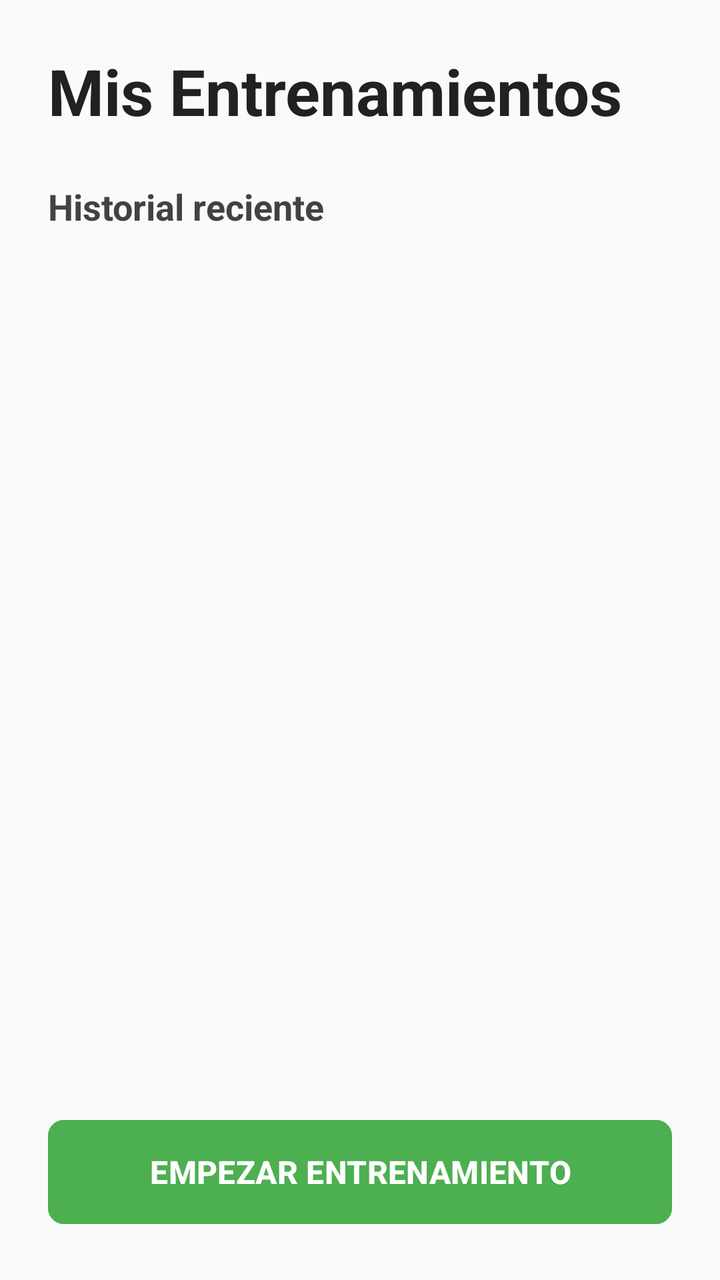
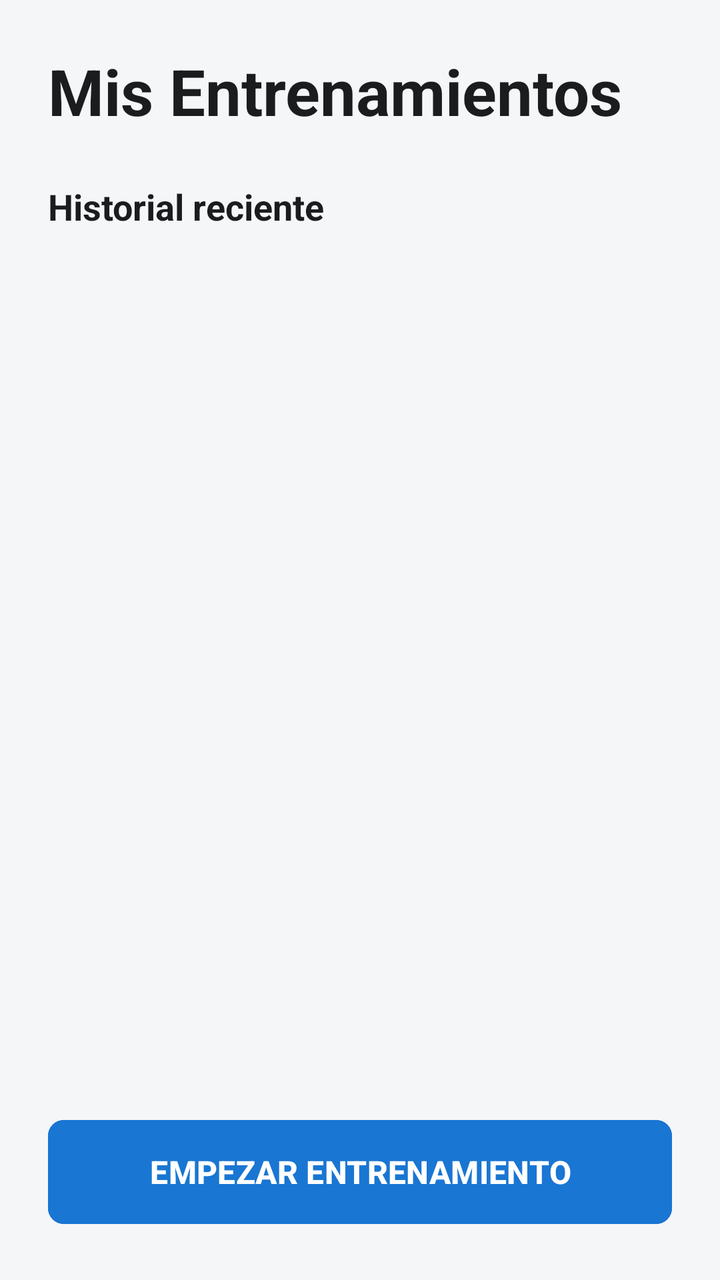

Two renders of the same Android screen: before a commit and after it. Below are the layout's source before the change and the commit's diff.
<!-- AndroidManifest.xml: application theme Theme.Aplicacion -->
<!-- res/layout/activity_historial_entrenamientos.xml -->
<?xml version="1.0" encoding="UTF-8" ?>
<LinearLayout xmlns:android="http://schemas.android.com/apk/res/android"
    xmlns:app="http://schemas.android.com/apk/res-auto"
    android:layout_width="match_parent"
    android:layout_height="match_parent"
    android:orientation="vertical"
    android:padding="24dp"
    android:background="#FAFAFA">

    
    <TextView
        android:layout_width="match_parent"
        android:layout_height="wrap_content"
        android:text="Mis Entrenamientos"
        android:textStyle="bold"
        android:textSize="32sp"
        android:textColor="#212121"
        android:layout_marginBottom="24dp"/>

    
    <TextView
        android:layout_width="wrap_content"
        android:layout_height="wrap_content"
        android:text="Historial reciente"
        android:textSize="18sp"
        android:textStyle="bold"
        android:textColor="#424242"
        android:layout_marginBottom="12dp"/>

    
    <ProgressBar
        android:layout_width="wrap_content"
        android:layout_height="wrap_content"
        android:id="@+id/progressBarHistorial"
        android:layout_gravity="center"
        android:visibility="gone"/>

    
    <TextView
        android:id="@+id/tvEmptyStateHistorial"
        android:layout_width="match_parent"
        android:layout_height="wrap_content"
        android:text="Aún no tienes entrenamientos registrados.\n¡Empieza uno hoy mismo!"
        android:textAlignment="center"
        android:textColor="#757575"
        android:textStyle="italic"
        android:visibility="gone"
        android:layout_marginTop="20dp"/>

    
    <ListView
        android:layout_width="match_parent"
        android:layout_height="0dp"
        android:layout_weight="1"
        android:id="@+id/lvHistorialEntrenamientos"
        android:divider="#E0E0E0"
        android:dividerHeight="1dp"
        android:layout_marginBottom="16dp"/>

    
    <com.google.android.material.button.MaterialButton
        android:layout_width="match_parent"
        android:layout_height="60dp"
        android:id="@+id/btnNuevoEntrenamiento"
        android:text="EMPEZAR ENTRENAMIENTO"
        android:textStyle="bold"
        android:textSize="16sp"
        android:backgroundTint="#4CAF50"
        app:cornerRadius="8dp"/>

</LinearLayout>
<!-- resources referenced by this layout -->
<resources>
  <style name="Theme.Aplicacion" parent="Base.Theme.Aplicacion" />
  <style name="Base.Theme.Aplicacion" parent="Theme.Material3.DayNight.NoActionBar">
          
          
      </style>
</resources>

<!-- the commit's change to res/layout/activity_historial_entrenamientos.xml (unified diff, before → after) -->
@@ -5,7 +5,7 @@
     android:layout_height="match_parent"
     android:orientation="vertical"
     android:padding="24dp"
-    android:background="#FAFAFA">
+    android:background="@color/backgroundColor">
 
     
     <TextView
@@ -14,7 +14,7 @@
         android:text="Mis Entrenamientos"
         android:textStyle="bold"
         android:textSize="32sp"
-        android:textColor="#212121"
+        android:textColor="@color/textColorPrimary"
         android:layout_marginBottom="24dp"/>
 
     
@@ -24,7 +24,7 @@
         android:text="Historial reciente"
         android:textSize="18sp"
         android:textStyle="bold"
-        android:textColor="#424242"
+        android:textColor="@color/textColorPrimary"
         android:layout_marginBottom="12dp"/>
 
     
@@ -33,6 +33,7 @@
         android:layout_height="wrap_content"
         android:id="@+id/progressBarHistorial"
         android:layout_gravity="center"
+        android:indeterminateTint="@color/primaryColor"
         android:visibility="gone"/>
 
     
@@ -42,7 +43,7 @@
         android:layout_height="wrap_content"
         android:text="Aún no tienes entrenamientos registrados.\n¡Empieza uno hoy mismo!"
         android:textAlignment="center"
-        android:textColor="#757575"
+        android:textColor="@color/textColorSecondary"
         android:textStyle="italic"
         android:visibility="gone"
         android:layout_marginTop="20dp"/>
@@ -53,7 +54,7 @@
         android:layout_height="0dp"
         android:layout_weight="1"
         android:id="@+id/lvHistorialEntrenamientos"
-        android:divider="#E0E0E0"
+        android:divider="@color/textColorSecondary"
         android:dividerHeight="1dp"
         android:layout_marginBottom="16dp"/>
 
@@ -65,7 +66,8 @@
         android:text="EMPEZAR ENTRENAMIENTO"
         android:textStyle="bold"
         android:textSize="16sp"
-        android:backgroundTint="#4CAF50"
+        android:textColor="#FFFFFF"
+        android:backgroundTint="@color/primaryColor"
         app:cornerRadius="8dp"/>
 
 </LinearLayout>
<!-- resource entries referenced after the edit -->
@@ -1,5 +1,9 @@
 <!-- resources referenced by this layout -->
 <resources>
+  <color name="backgroundColor">#F4F6F8</color>
+  <color name="primaryColor">#1976D2</color>
+  <color name="textColorPrimary">#1A1C1E</color>
+  <color name="textColorSecondary">#5F6368</color>
   <style name="Theme.Aplicacion" parent="Base.Theme.Aplicacion" />
   <style name="Base.Theme.Aplicacion" parent="Theme.Material3.DayNight.NoActionBar">
           
